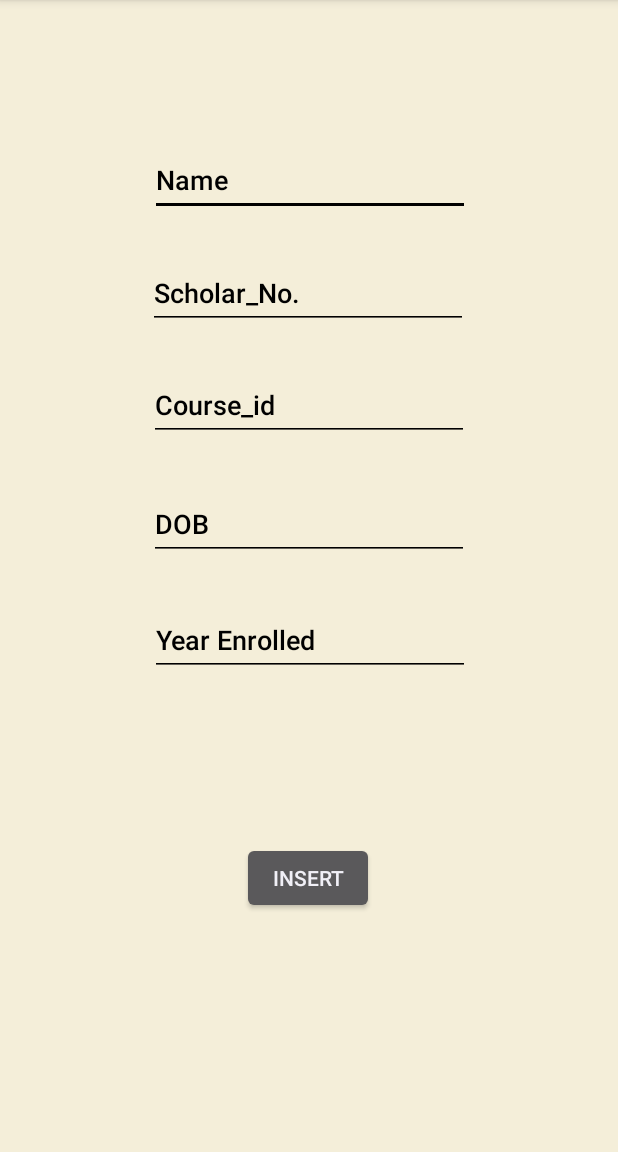
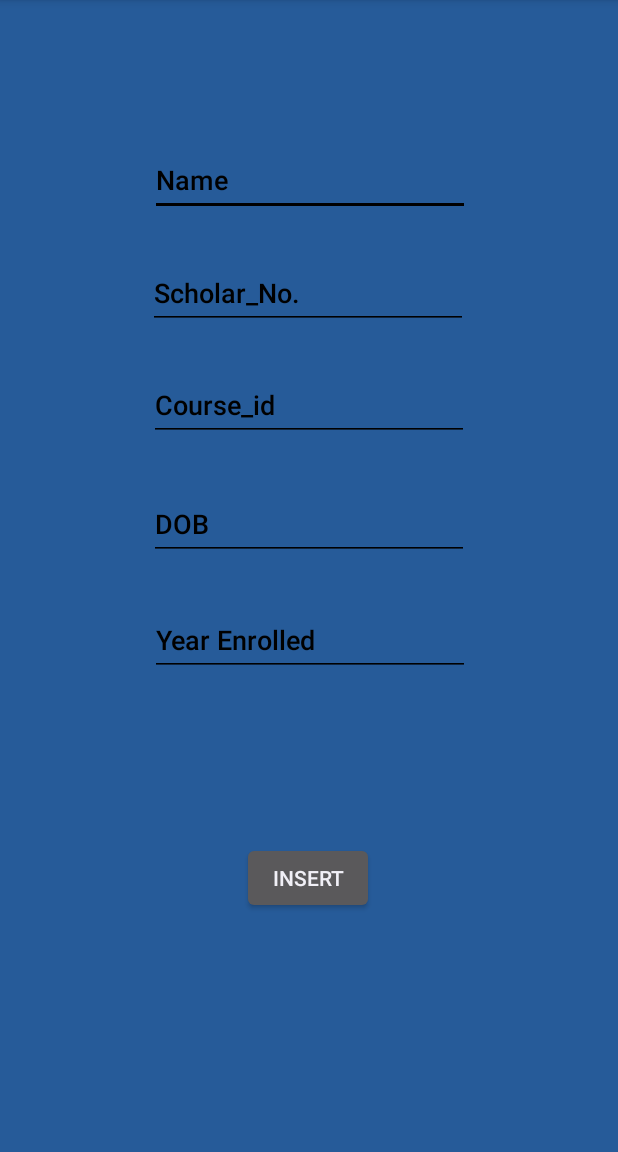
Before and after one commit to Hemantlodha/Database_Management_App, an Android app: the layout activity_add.xml on its own in the app's theme, with its tools: preview values and no code run, on a phone screen of 412 x 824 dp, the part 84-1236 px from its top. Run offline under Robolectric (Android 15) with nearby library versions, the phone set to English and light mode, and no system bars; Roboto replaces fonts that are not available here.

Commit message:
First Project on github

```diff
--- a/app/src/main/res/layout/activity_add.xml
+++ b/app/src/main/res/layout/activity_add.xml
@@ -4,7 +4,7 @@
     xmlns:tools="http://schemas.android.com/tools"
     android:layout_width="match_parent"
     android:layout_height="match_parent"
-    android:background="#F4EED9"
+    android:background="@color/apptheme"
     tools:context=".Add">
 
     <EditText
--- a/app/src/main/res/layout/activity_delte.xml
+++ b/app/src/main/res/layout/activity_delte.xml
@@ -4,7 +4,7 @@
     xmlns:tools="http://schemas.android.com/tools"
     android:layout_width="match_parent"
     android:layout_height="match_parent"
-    android:background="#F4EED9"
+    android:background="@color/apptheme"
     tools:context=".Delete">
 
     <EditText
--- a/app/src/main/res/layout/activity_student.xml
+++ b/app/src/main/res/layout/activity_student.xml
@@ -4,7 +4,7 @@
     xmlns:tools="http://schemas.android.com/tools"
     android:layout_width="match_parent"
     android:layout_height="match_parent"
-    android:background="#F4EED9"
+    android:background="@color/apptheme"
     tools:context=".Student">
 
     <TextView
```
